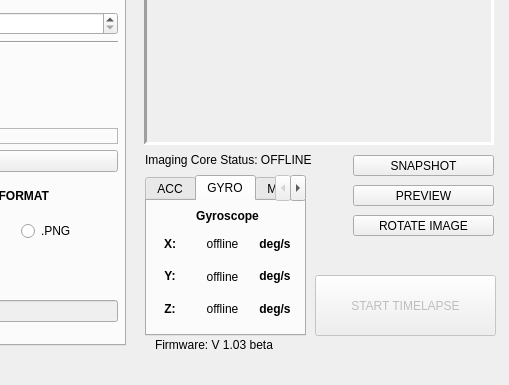
CoSE-Jerry/3D-Clinostat, file _ui/Clinostat.ui: the form before one commit; both pictures show x 515 to 1024 and y 215 to 600 of the 1024 by 600 pixel window.
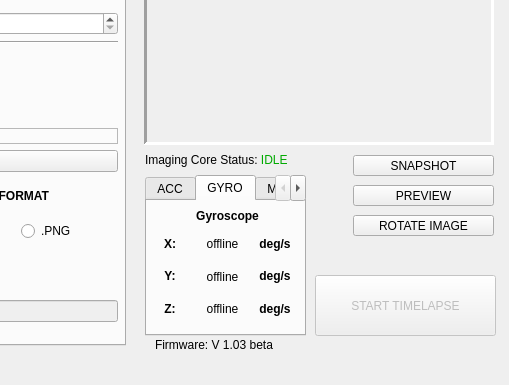
The form after the commit. Icons and pictures are not drawn.

```diff
--- a/_ui/Clinostat.ui
+++ b/_ui/Clinostat.ui
@@ -2027,7 +2027,7 @@
      </rect>
     </property>
     <property name="text">
-     <string>&lt;html&gt;&lt;head/&gt;&lt;body&gt;&lt;p&gt;&lt;span style=&quot; color:#000000;&quot;&gt;Imaging Core Status: OFFLINE&lt;/span&gt;&lt;/p&gt;&lt;/body&gt;&lt;/html&gt;</string>
+     <string>&lt;html&gt;&lt;head/&gt;&lt;body&gt;&lt;p&gt;Imaging Core Status: &lt;span style=&quot; color:#00aa00;&quot;&gt;IDLE&lt;/span&gt;&lt;/p&gt;&lt;/body&gt;&lt;/html&gt;</string>
     </property>
    </widget>
   </widget>
```
Left out of the diff: 6 changed lines with no effect on the pictures.
